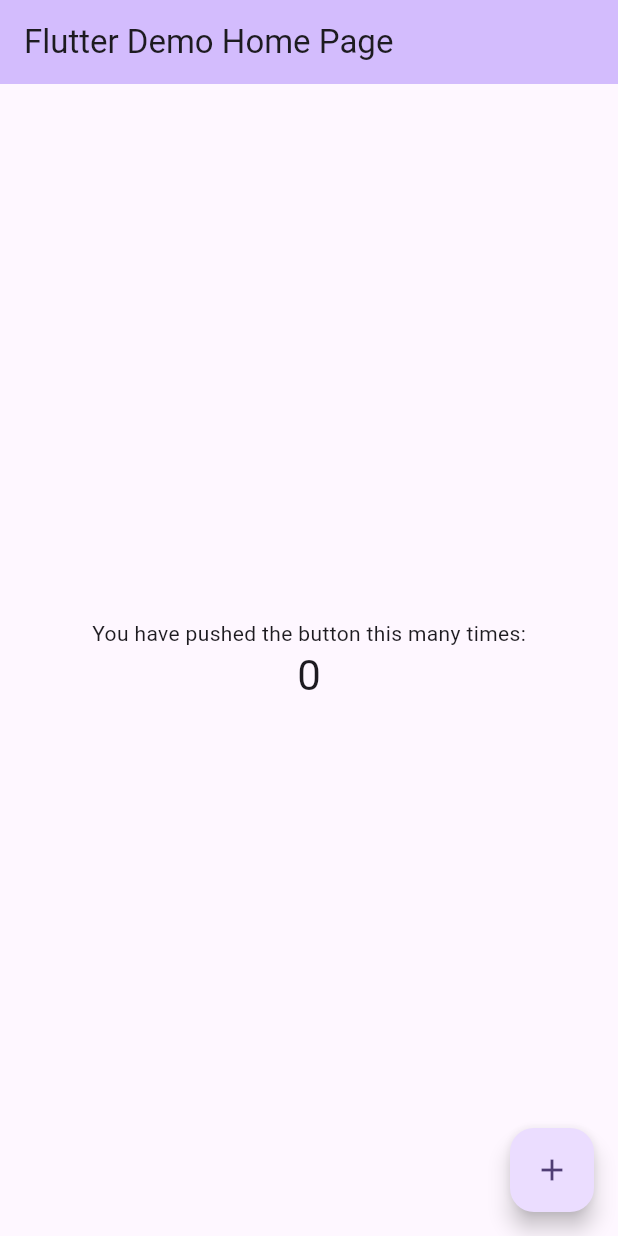
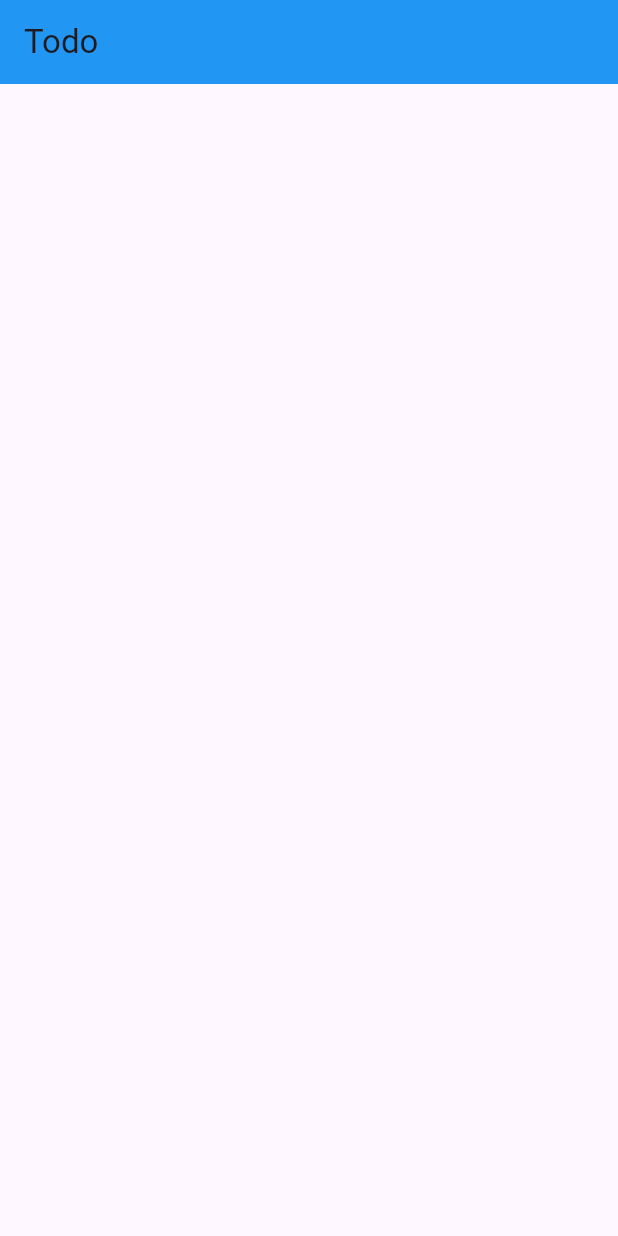
Before and after one commit to mazbaul20/CRUD-app-with-API-Calling, a Flutter app: the screen it shows after launch, on a phone screen of 412 x 824 dp. Run offline on Flutter 3.47's test engine with Material 3 defaults, Android fonts, the phone set to English and light mode, and no system bars.

Commit message:
Folder Structure

```diff
--- /dev/null
+++ b/lib/app/app.dart
@@ -0,0 +1,11 @@
+import 'package:flutter/material.dart';
+import '../presentation/ui/screens/home_screen.dart';
+
+class CRUDApp extends StatelessWidget {
+  const CRUDApp({super.key});
+
+  @override
+  Widget build(BuildContext context) {
+    return MaterialApp(debugShowCheckedModeBanner: false, home: HomeScreen());
+  }
+}
--- a/lib/main.dart
+++ b/lib/main.dart
@@ -1,122 +1,6 @@
 import 'package:flutter/material.dart';
+import 'app/app.dart';
 
 void main() {
-  runApp(const MyApp());
+  runApp(const CRUDApp());
 }
-
-class MyApp extends StatelessWidget {
-  const MyApp({super.key});
-
-  // This widget is the root of your application.
-  @override
-  Widget build(BuildContext context) {
-    return MaterialApp(
-      title: 'Flutter Demo',
-      theme: ThemeData(
-        // This is the theme of your application.
-        //
-        // TRY THIS: Try running your application with "flutter run". You'll see
-        // the application has a purple toolbar. Then, without quitting the app,
-        // try changing the seedColor in the colorScheme below to Colors.green
-        // and then invoke "hot reload" (save your changes or press the "hot
-        // reload" button in a Flutter-supported IDE, or press "r" if you used
-        // the command line to start the app).
-        //
-        // Notice that the counter didn't reset back to zero; the application
-        // state is not lost during the reload. To reset the state, use hot
-        // restart instead.
-        //
-        // This works for code too, not just values: Most code changes can be
-        // tested with just a hot reload.
-        colorScheme: .fromSeed(seedColor: Colors.deepPurple),
-      ),
-      home: const MyHomePage(title: 'Flutter Demo Home Page'),
-    );
-  }
-}
-
-class MyHomePage extends StatefulWidget {
-  const MyHomePage({super.key, required this.title});
-
-  // This widget is the home page of your application. It is stateful, meaning
-  // that it has a State object (defined below) that contains fields that affect
-  // how it looks.
-
-  // This class is the configuration for the state. It holds the values (in this
-  // case the title) provided by the parent (in this case the App widget) and
-  // used by the build method of the State. Fields in a Widget subclass are
-  // always marked "final".
-
-  final String title;
-
-  @override
-  State<MyHomePage> createState() => _MyHomePageState();
-}
-
-class _MyHomePageState extends State<MyHomePage> {
-  int _counter = 0;
-
-  void _incrementCounter() {
-    setState(() {
-      // This call to setState tells the Flutter framework that something has
-      // changed in this State, which causes it to rerun the build method below
-      // so that the display can reflect the updated values. If we changed
-      // _counter without calling setState(), then the build method would not be
-      // called again, and so nothing would appear to happen.
-      _counter++;
-    });
-  }
-
-  @override
-  Widget build(BuildContext context) {
-    // This method is rerun every time setState is called, for instance as done
-    // by the _incrementCounter method above.
-    //
-    // The Flutter framework has been optimized to make rerunning build methods
-    // fast, so that you can just rebuild anything that needs updating rather
-    // than having to individually change instances of widgets.
-    return Scaffold(
-      appBar: AppBar(
-        // TRY THIS: Try changing the color here to a specific color (to
-        // Colors.amber, perhaps?) and trigger a hot reload to see the AppBar
-        // change color while the other colors stay the same.
-        backgroundColor: Theme.of(context).colorScheme.inversePrimary,
-        // Here we take the value from the MyHomePage object that was created by
-        // the App.build method, and use it to set our appbar title.
-        title: Text(widget.title),
-      ),
-      body: Center(
-        // Center is a layout widget. It takes a single child and positions it
-        // in the middle of the parent.
-        child: Column(
-          // Column is also a layout widget. It takes a list of children and
-          // arranges them vertically. By default, it sizes itself to fit its
-          // children horizontally, and tries to be as tall as its parent.
-          //
-          // Column has various properties to control how it sizes itself and
-          // how it positions its children. Here we use mainAxisAlignment to
-          // center the children vertically; the main axis here is the vertical
-          // axis because Columns are vertical (the cross axis would be
-          // horizontal).
-          //
-          // TRY THIS: Invoke "debug painting" (choose the "Toggle Debug Paint"
-          // action in the IDE, or press "p" in the console), to see the
-          // wireframe for each widget.
-          mainAxisAlignment: .center,
-          children: [
-            const Text('You have pushed the button this many times:'),
-            Text(
-              '$_counter',
-              style: Theme.of(context).textTheme.headlineMedium,
-            ),
-          ],
-        ),
-      ),
-      floatingActionButton: FloatingActionButton(
-        onPressed: _incrementCounter,
-        tooltip: 'Increment',
-        child: const Icon(Icons.add),
-      ),
-    );
-  }
-}
--- /dev/null
+++ b/lib/presentation/ui/screens/home_screen.dart
@@ -0,0 +1,17 @@
+import 'package:flutter/material.dart';
+
+class HomeScreen extends StatefulWidget {
+  const HomeScreen({super.key});
+
+  @override
+  State<HomeScreen> createState() => _HomeScreenState();
+}
+
+class _HomeScreenState extends State<HomeScreen> {
+  @override
+  Widget build(BuildContext context) {
+    return Scaffold(
+      appBar: AppBar(title: Text("Todo"), backgroundColor: Colors.blue),
+    );
+  }
+}
```
Also changed, not shown: 1 other file.
